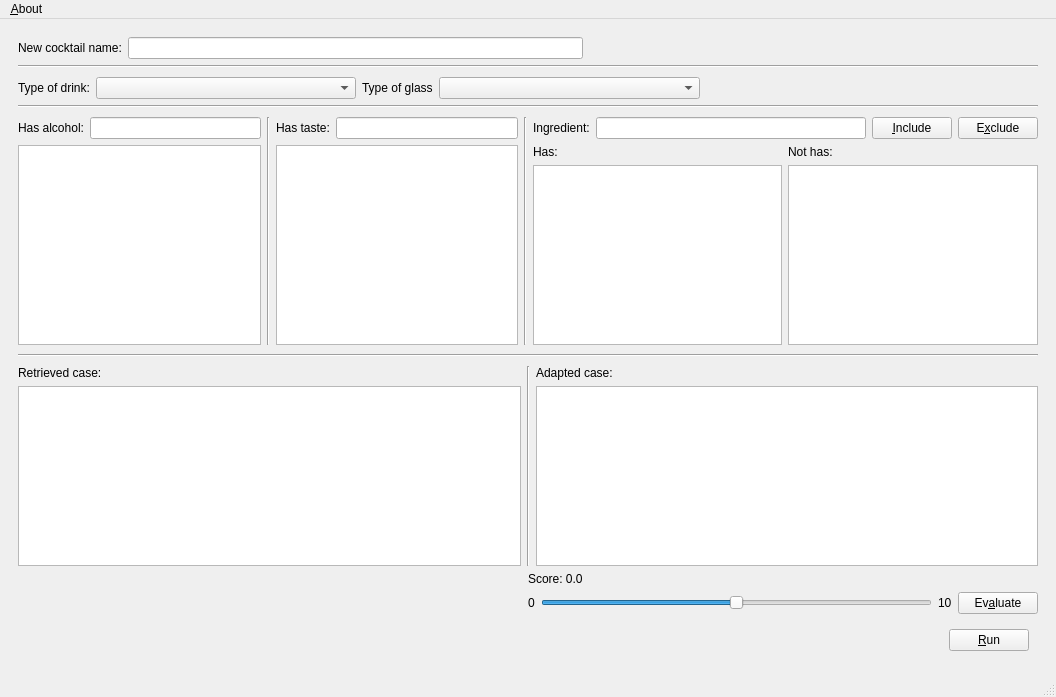
Above: src/app/app.ui from EjbejaranosAI/SEL_PW3 before the change. Below: the same form after it.
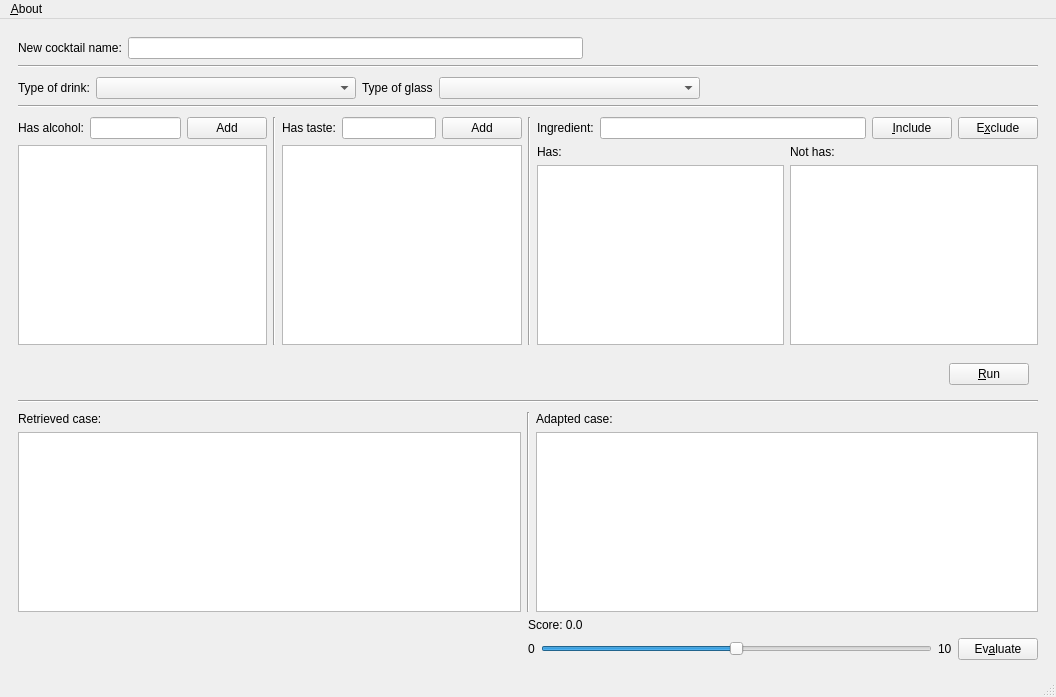
That is the form after the change.

Commit message: Rearrange GUI and add app icon

```diff
--- a/src/app/app.ui
+++ b/src/app/app.ui
@@ -142,6 +142,13 @@
              <item>
               <widget class="QLineEdit" name="input_include_alc"/>
              </item>
+             <item>
+              <widget class="QPushButton" name="btn_add_alcohol">
+               <property name="text">
+                <string>Add</string>
+               </property>
+              </widget>
+             </item>
             </layout>
            </item>
            <item>
@@ -170,6 +177,13 @@
              <item>
               <widget class="QLineEdit" name="input_basic_taste"/>
              </item>
+             <item>
+              <widget class="QPushButton" name="btn_add_taste">
+               <property name="text">
+                <string>Add</string>
+               </property>
+              </widget>
+             </item>
             </layout>
            </item>
            <item>
@@ -248,6 +262,44 @@
          </item>
         </layout>
        </item>
+       <item>
+        <widget class="QWidget" name="nav_bar" native="true">
+         <layout class="QHBoxLayout" name="horizontalLayout_5">
+          <item>
+           <spacer name="horizontalSpacer_2">
+            <property name="orientation">
+             <enum>Qt::Horizontal</enum>
+            </property>
+            <property name="sizeHint" stdset="0">
+             <size>
+              <width>845</width>
+              <height>20</height>
+             </size>
+            </property>
+           </spacer>
+          </item>
+          <item>
+           <widget class="QPushButton" name="btn_run">
+            <property name="sizePolicy">
+             <sizepolicy hsizetype="Minimum" vsizetype="Fixed">
+              <horstretch>0</horstretch>
+              <verstretch>0</verstretch>
+             </sizepolicy>
+            </property>
+            <property name="layoutDirection">
+             <enum>Qt::RightToLeft</enum>
+            </property>
+            <property name="text">
+             <string>&amp;Run</string>
+            </property>
+            <property name="shortcut">
+             <string>Alt+R</string>
+            </property>
+           </widget>
+          </item>
+         </layout>
+        </widget>
+       </item>
        <item>
         <widget class="Line" name="line_3">
          <property name="orientation">
@@ -382,44 +434,6 @@
        <item>
         <layout class="QVBoxLayout" name="verticalLayout_2"/>
        </item>
-       <item>
-        <widget class="QWidget" name="nav_bar" native="true">
-         <layout class="QHBoxLayout" name="horizontalLayout_5">
-          <item>
-           <spacer name="horizontalSpacer_2">
-            <property name="orientation">
-             <enum>Qt::Horizontal</enum>
-            </property>
-            <property name="sizeHint" stdset="0">
-             <size>
-              <width>845</width>
-              <height>20</height>
-             </size>
-            </property>
-           </spacer>
-          </item>
-          <item>
-           <widget class="QPushButton" name="btn_run">
-            <property name="sizePolicy">
-             <sizepolicy hsizetype="Minimum" vsizetype="Fixed">
-              <horstretch>0</horstretch>
-              <verstretch>0</verstretch>
-             </sizepolicy>
-            </property>
-            <property name="layoutDirection">
-             <enum>Qt::RightToLeft</enum>
-            </property>
-            <property name="text">
-             <string>&amp;Run</string>
-            </property>
-            <property name="shortcut">
-             <string>Alt+R</string>
-            </property>
-           </widget>
-          </item>
-         </layout>
-        </widget>
-       </item>
       </layout>
      </widget>
     </item>
```
Left out of the diff: 2 changed lines with no effect on the pictures. The commit also changes 6 other files.
